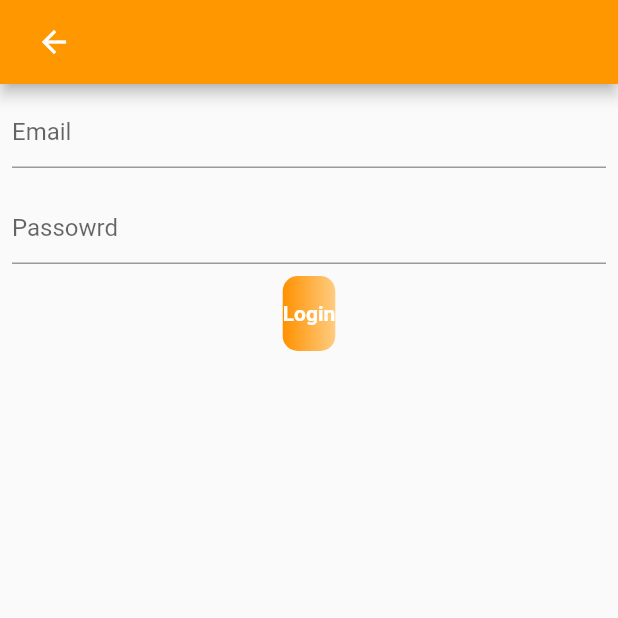
After one commit to alexandra2607/Flutter-Internship-Management-System, a Flutter app: the CreateStudentAccount screen opened directly, after a tap on "Login", on a phone screen of 412 x 824 dp, the top half of it. The commit adds this screen. Run offline on Flutter 3.47's test engine with Material 2 defaults, Android fonts, the phone set to English and light mode, and no system bars; our stand-ins replace cloud_firestore, firebase_auth, firebase_core, flushbar, flutter_slidable, flutter_svg and 3 more; missing offline and left inert: hover_effect; accounts and stored records are empty.

Commit message:
create account Dean

```diff
--- /dev/null
+++ b/internship_management_system/lib/screens/dean/create_student_account.dart
@@ -0,0 +1,147 @@
+import 'package:firebase_auth/firebase_auth.dart';
+import 'package:flushbar/flushbar.dart';
+import 'package:flutter/material.dart';
+import 'package:flutter/services.dart';
+import 'package:internship_management_system/screens/dean/dean_home.dart';
+
+class CreateStudentAccount extends StatefulWidget {
+  @override
+  _CreateStudentAccountState createState() => _CreateStudentAccountState();
+}
+
+class _CreateStudentAccountState extends State<CreateStudentAccount> {
+  String _email, _password;
+  final auth = FirebaseAuth.instance;
+
+  @override
+  Widget build(BuildContext context) {
+    return Scaffold(
+      appBar: AppBar(
+        automaticallyImplyLeading: false,
+        title:
+            IconButton(
+              alignment: Alignment.centerLeft,
+              onPressed: () => {
+                Navigator.push(
+                  context,
+                  MaterialPageRoute(builder: (context) => DeanHome()),
+                )
+              }, icon: Icon(Icons.arrow_back)
+              ),
+        backgroundColor: Colors.orange,
+        ),
+      body: Column(
+        children: [
+          Padding(
+            padding: const EdgeInsets.all(8.0),
+            child: TextField(
+              keyboardType: TextInputType.emailAddress,
+              decoration: InputDecoration(
+                hintText: 'Email'),
+                onChanged: (value) {
+                  setState(() {
+                    _email = value.trim();
+                  });
+                },
+            ),
+          ),
+          Padding(
+            padding: const EdgeInsets.all(8.0),
+            child: TextField(
+              obscureText: true,
+              decoration: InputDecoration(
+                hintText: 'Passowrd'),
+                onChanged: (value) {
+                  setState(() {
+                    _password = value.trim();
+                  });
+                },
+            ),
+          ),
+          Row(
+          mainAxisAlignment: MainAxisAlignment.spaceAround,
+          children: [
+
+
+               InkWell(
+                       onTap: () {
+                         try {
+                            auth.createUserWithEmailAndPassword(
+                              email: _email,
+                              password: _password
+                            );
+                            showSuccessfulFlushbar(context);
+                          } catch(signUpError) {
+                            if(signUpError is PlatformException) {
+                              if(signUpError.code == 'ERROR_EMAIL_ALREADY_IN_USE') {
+                               showUnsuccessfulFlushbar(context);
+                              }
+                            }
+                          }
+                          //add notification
+                        },
+                        child: Container(
+	                      height: 50,
+	                      decoration: BoxDecoration(
+	                        borderRadius: BorderRadius.circular(10),
+	                        gradient: LinearGradient(
+	                          colors: [
+                            Colors.orangeAccent[400],
+	                          Colors.orange[200]
+	                          ]
+	                        )
+	                      ),
+	                      child:
+                       Center(
+	                        child: Text("Login",
+                        style: TextStyle(color: Colors.white, fontWeight: FontWeight.bold),),
+	                      ),
+	                  ),
+	                   ),
+          ],)
+        ],),
+      );
+    }
+
+    void showSuccessfulFlushbar(BuildContext context) {
+        Flushbar(
+          borderRadius: 8,
+          backgroundGradient: LinearGradient(
+            colors: [Colors.green[200], Colors.greenAccent.shade700],
+            stops: [0.6, 1]
+          ),
+          boxShadows: [
+            BoxShadow(
+              color: Colors.black38,
+              offset: Offset(3,3),
+              blurRadius: 3
+            )
+          ],
+          dismissDirection: FlushbarDismissDirection.HORIZONTAL,
+          forwardAnimationCurve: Curves.fastLinearToSlowEaseIn,
+          title: 'Account created succesfully!',
+          message: 'You can check your e-mail and send the information to the afferent user.',
+        )..show(context);
+    }
+
+    void showUnsuccessfulFlushbar(BuildContext context) {
+        Flushbar(
+          borderRadius: 8,
+          backgroundGradient: LinearGradient(
+            colors: [Colors.red[400], Colors.redAccent.shade700],
+            stops: [0.6, 1]
+          ),
+          boxShadows: [
+            BoxShadow(
+              color: Colors.black38,
+              offset: Offset(3,3),
+              blurRadius: 3
+            )
+          ],
+          dismissDirection: FlushbarDismissDirection.HORIZONTAL,
+          forwardAnimationCurve: Curves.fastLinearToSlowEaseIn,
+          title: 'Account already created!',
+          message: 'The account already exists',
+        )..show(context);
+    }
+}
--- a/internship_management_system/lib/screens/dean/dean_home.dart
+++ b/internship_management_system/lib/screens/dean/dean_home.dart
@@ -2,6 +2,7 @@ import 'package:flutter/material.dart';
 import 'package:flutter_svg/flutter_svg.dart';
 import 'package:hover_effect/hover_effect.dart';
 import 'package:internship_management_system/screens/LogIn.dart';
+import 'package:internship_management_system/screens/dean/create_student_account.dart';
 import 'package:internship_management_system/signature/main_signature.dart';
 
 class DeanHome extends StatefulWidget {
@@ -125,7 +126,8 @@ class _DeanHomeState extends State<DeanHome> {
                             },
                             depth: 10,
                             depthColor: Colors.grey[500],
-                            onTap: () => print('Hello, World!'),
+                            onTap: () => Navigator.push(context, MaterialPageRoute(builder: (context) => CreateStudentAccount
+                            ()),),
                             shadow: BoxShadow(color: Colors.black54, blurRadius: 10, spreadRadius: -20, offset: Offset(0, 40)),
                           ),
                         ),
--- a/internship_management_system/pubspec.yaml
+++ b/internship_management_system/pubspec.yaml
@@ -31,9 +31,10 @@ dependencies:
 dev_dependencies:
   flutter_test:
     sdk: flutter
+  cloud_firestore: ^2.2.0
+  firebase_auth: ^1.2.0
+  firebase_core: ^1.2.0
   flushbar: ^1.10.4
-  cloud_firestore: ^2.2.0
-  firebase_core: ^1.2.0
   flutter_slidable: ^0.6.0
   flutter_svg: ^0.22.0
   hover_effect: ^0.6.0
```
Also changed, not shown: internship_management_system/pubspec.lock.
